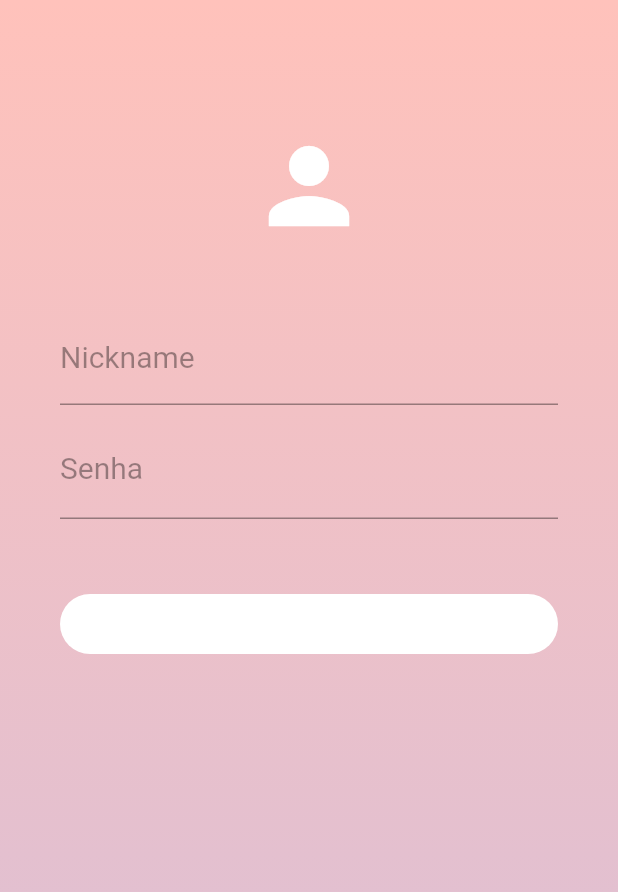
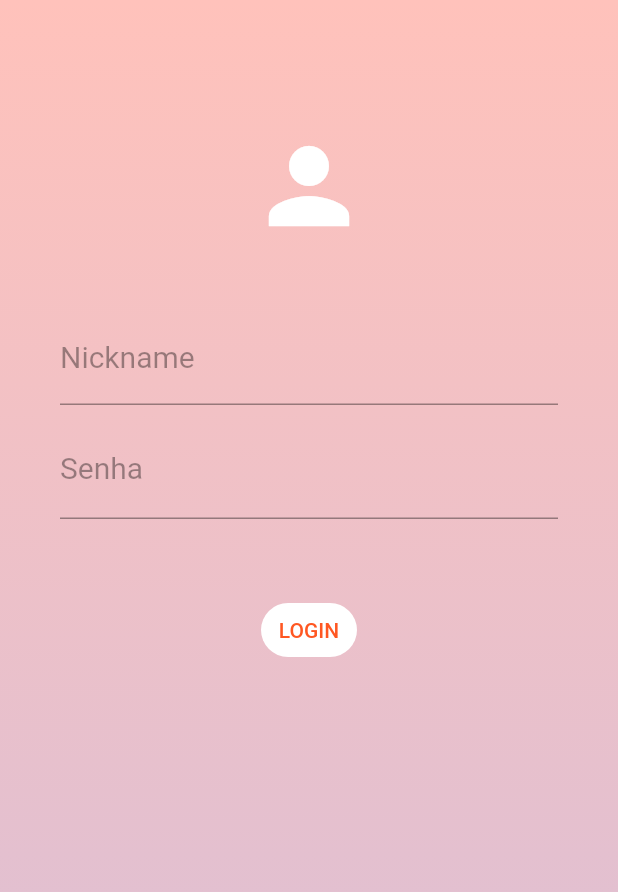
Before and after one commit to ronaldemanuel/ArtStreet, a Flutter app: the screen it shows after launch, on a phone screen of 412 x 824 dp. Shown: the top 892 px of the screen. Run offline on Flutter 3.47's test engine with Material 2 defaults, Android fonts, the light colour scheme and no system bars.

Commit message:
buttonlogin

```diff
--- a/art_street/lib/login.dart
+++ b/art_street/lib/login.dart
@@ -66,23 +66,28 @@ TextFormField(
               SizedBox(
                height: 50,
              ),
-             Container(
-               height: 40,
-              alignment: Alignment.centerLeft,
-              decoration: BoxDecoration(
-                color: Colors.white,
-                borderRadius: BorderRadius.all(
-                  Radius.circular(50),
-                )
-
-              )
-
-             )
+             TextButton(
+               onPressed:(){} ,
+               child: Text("LOGIN"),
+               style: TextButton.styleFrom(
+                 backgroundColor: Colors.white,
+                 shape: RoundedRectangleBorder(
+                   borderRadius: BorderRadius.circular(30)
+                 )
 
 
+               ),
+               )
           ],
         ),
-      )
+ )
+
+
+
+
+
+
+
     );
   }
 }
```
Also changed, not shown: 1 other file.
